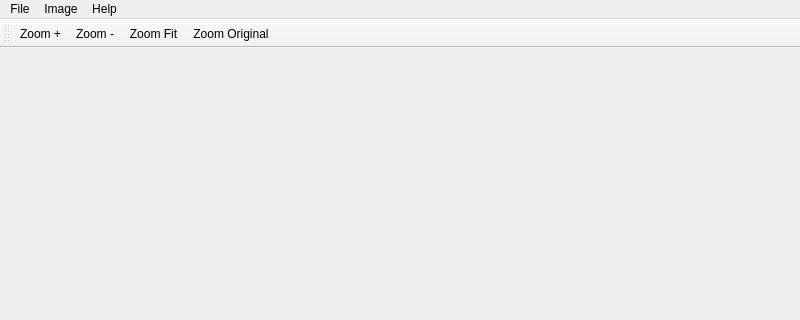
Above: app/ui/mainwindow.ui from vitorpy/qwsqviewer before the change; both pictures show x 0 to 800 and y 0 to 320 of the 800 by 600 pixel window. Below: the same form after it.
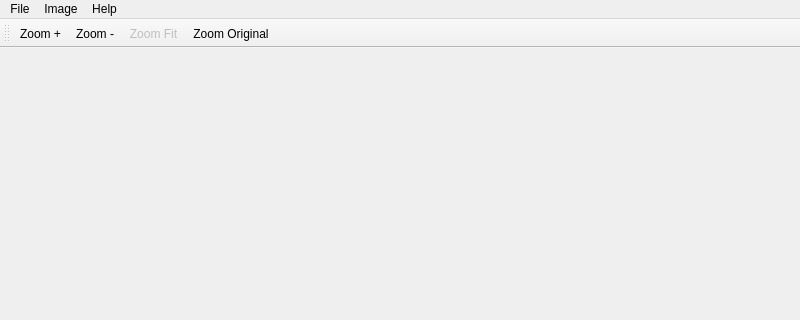
That is the form after the change. Icons and pictures are not drawn.

Commit message: Closing off for the day

Diff of the .ui file:
```diff
--- a/app/ui/mainwindow.ui
+++ b/app/ui/mainwindow.ui
@@ -113,6 +113,9 @@
    </property>
   </action>
   <action name="actionZoomFit">
+   <property name="enabled">
+    <bool>false</bool>
+   </property>
    <property name="icon">
     <iconset resource="../app.qrc">
      <normaloff>:/res/resize-both-3x.png</normaloff>:/res/resize-both-3x.png</iconset>
```
The commit also changes 2 other files.
